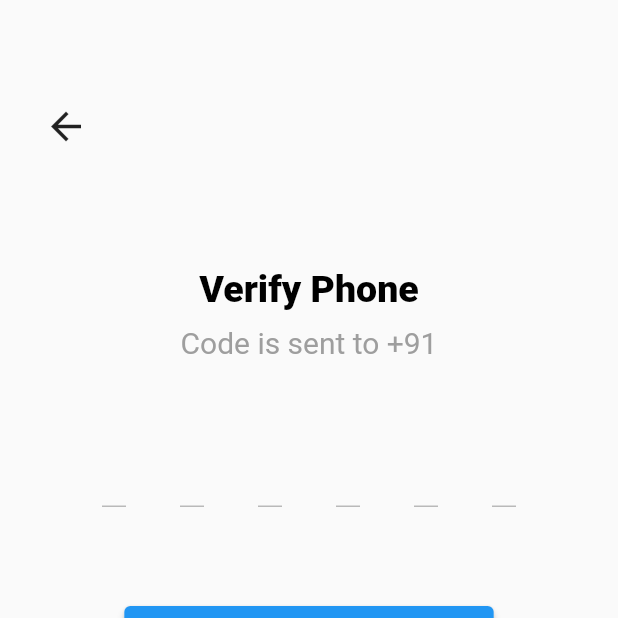
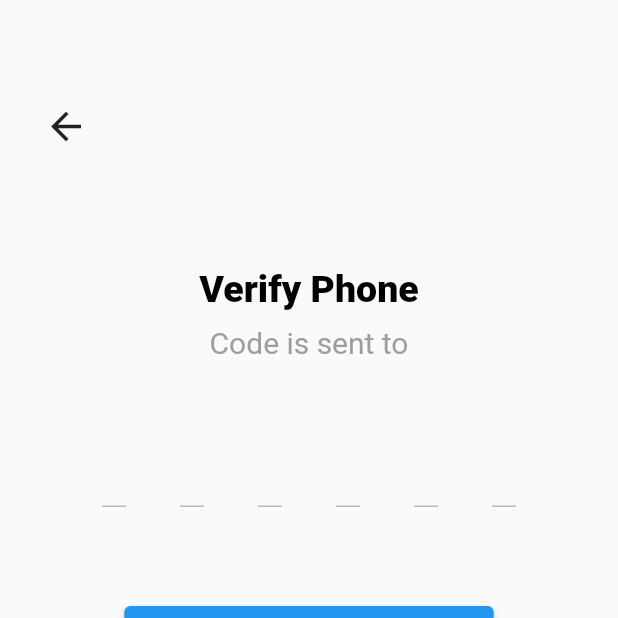
Before and after one commit to aryamanshrivastava/Surge-Invest, a Flutter app: the RegisterScreen screen opened directly with empty values, after a tap on "Register", on a phone screen of 412 x 824 dp, the top half of it. Run offline on Flutter 3.47's test engine with Material 2 defaults, Android fonts, the phone set to English and light mode, and no system bars; drawn by our look-alikes of otp_text_field; our stand-ins replace cloud_firestore, firebase_auth, firebase_core; missing offline and left inert: razorpay_flutter, telephony; accounts and stored records are empty; network calls fail.

Commit message:
fix registering
Signed-off-by: Ojas Sinha <sinhaojas67@gmail.com>

```diff
--- a/lib/screens/auth/register.dart
+++ b/lib/screens/auth/register.dart
@@ -88,12 +88,11 @@ class _RegisterScreenState extends State<RegisterScreen> {
             ),
             ElevatedButton(
               onPressed: () async {
-                await _auth.logInWIthPhone(phone: phController.text);
                 Navigator.push(
                     context,
                     MaterialPageRoute(
                         builder: (context) => OtpScreen(
-                              phoneNumber: '+91' + phController.text,
+                              phoneNumber: phController.text,
                               name: nameController.text,
                               email: emailController.text,
                               registered: false,
```
